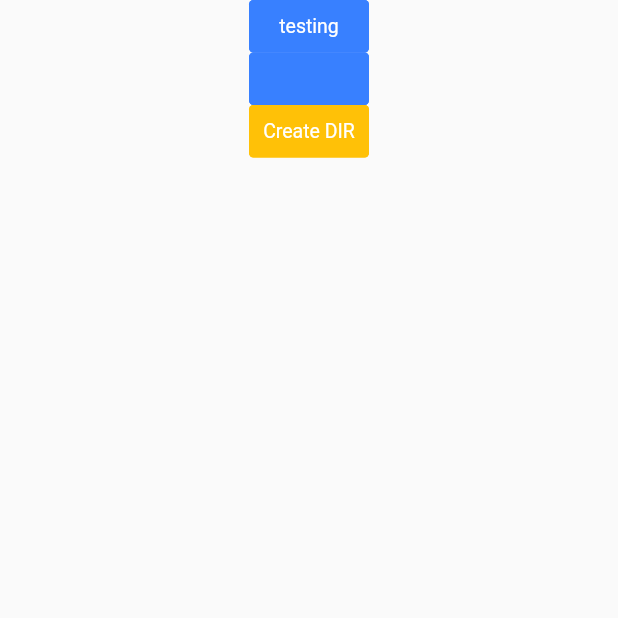
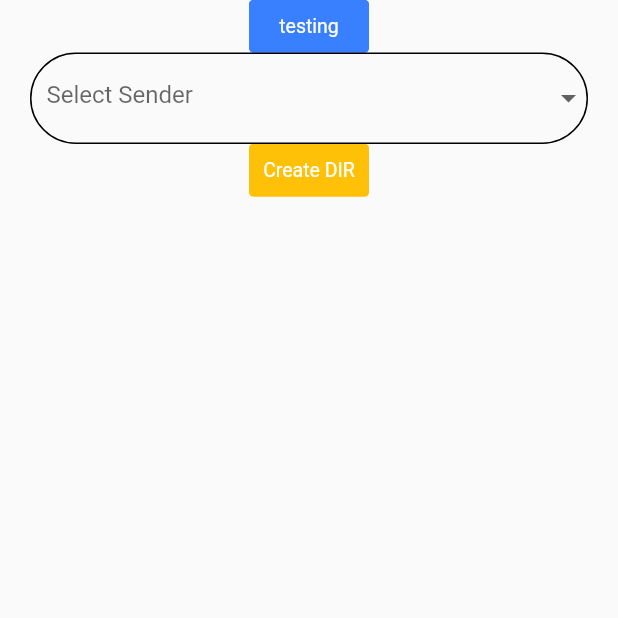
Before and after one commit to VaibhavPachpute21/Study-Buddy, a Flutter app: the YTVideoPage screen opened directly, after a tap on "testing", on a phone screen of 412 x 824 dp, the top half of it. Run offline on Flutter 3.47's test engine with Material 2 defaults, Android fonts, the phone set to English and light mode, and no system bars; drawn by our look-alikes of getwidget; our stand-ins replace dio, permission_handler; missing offline and left inert: syncfusion_flutter_pdfviewer; network calls fail.

```diff
--- /dev/null
+++ b/lib/APIs/Api.dart
@@ -0,0 +1,13 @@
+import 'package:http/http.dart' as http;
+import 'dart:convert' as convert;
+
+class StudyBuddyApis {
+  static const server = "https://studybuddy-2acc8-default-rtdb.firebaseio.com/";
+
+  getAllData(dept, year,sem) async {
+    var response = await http.get(Uri.parse(server + "$dept" + ".json"));
+    var jsonResponse = convert.jsonDecode(response.body);
+    print(jsonResponse["$year"]);
+    return jsonResponse["$year"]["$sem"];
+  }
+}
--- a/lib/AppTheme.dart
+++ b/lib/AppTheme.dart
@@ -1,4 +1,3 @@
-import 'package:flutter/cupertino.dart';
 import 'package:flutter/material.dart';
 
 class AppTheme {
--- a/lib/Screens/PDFViewer.dart
+++ b/lib/Screens/Home/PDFViewer.dart
@@ -25,7 +25,6 @@ class _PDFViewerPage extends State<PDFViewerPage> {
       body: SfPdfViewer.network(
 
         "https://raw.githubusercontent.com/VaibhavPachpute21/PDFs/main/Bhagwad%20Geeta%20In%20Marathi_pdfa.pdf",
-//'https://cdn.syncfusion.com/content/PDFViewer/flutter-succinctly.pdf',
         key: _pdfViewerKey,
       ),
     );
--- a/lib/Screens/Home/YTVideoPage.dart
+++ b/lib/Screens/YTVideoPage.dart
@@ -6,7 +6,9 @@ import 'package:getwidget/getwidget.dart';
 import 'package:path_provider/path_provider.dart';
 import 'package:permission_handler/permission_handler.dart';
 import 'package:http/http.dart' as http;
-import 'package:study_buddy/Screens/pdfView2.dart';
+import 'package:study_buddy/APIs/Api.dart';
+import 'package:study_buddy/AppTheme.dart';
+
 
 class YTVideoPage extends StatefulWidget {
   const YTVideoPage({Key? key}) : super(key: key);
@@ -16,11 +18,13 @@ class YTVideoPage extends StatefulWidget {
 }
 
 class _YTVideoPageState extends State<YTVideoPage> {
-  String u = 'https://www.kindacode.com/wp-content/uploads/2021/07/test.pdf';
+  //String u = 'https://drive.google.com/file/d/1m5L5oHvyqCjGPnvBqILbokzSNrxetvKy/view?usp=sharing';
+  String u ="https://drive.google.com/uc?id=1m5L5oHvyqCjGPnvBqILbokzSNrxetvKy&export=download";
   final Dio dio = Dio();
   bool loading = false;
   double progress = 0;
   late File pdfFile;
+  List<String> _sender = ['Sending To Myself', 'Sending to Family', 'Other'];
 
   @override
   Widget build(BuildContext context) {
@@ -36,15 +40,46 @@ class _YTVideoPageState extends State<YTVideoPage> {
               children: [
                 Center(
                   child: GFButton(
-                    onPressed: () {
-                      testing();
+                    onPressed: () async {
+                    var res = await StudyBuddyApis().getAllData("COMPUTER","Second Year","Fourth Semister");
+
+                      print(res.length );
+
+
                     },
                     text: "testing",
                   ),
                 ),
-                GFButton(onPressed: (){
-                  Navigator.push(context, MaterialPageRoute(builder: (context)=>PDFViewerPage2(pfile:pdfFile)));
-                }),
+
+               Container(
+                 margin: EdgeInsets.only(left: 20,right: 20),
+                 decoration: BoxDecoration(
+                   border: Border.all(),
+                   borderRadius: BorderRadius.circular(50)
+                 ),
+                 child: DropdownButtonFormField<String>(
+                       decoration: InputDecoration(
+                        border: InputBorder.none,
+                         contentPadding: EdgeInsets.fromLTRB(10, 15, 10, 20)
+
+                        ),
+                      hint: Text('Select Sender', ),
+                      isExpanded: true,
+                      items: _sender.map((String value) {
+                        return DropdownMenuItem<String>(
+
+                          value: value,
+                          child: new Text(
+
+                            value,
+
+                          ),
+                        );
+                      }).toList(),
+                      onChanged: (val) {print(val);},
+                    ),
+               ),
+
                 GFButton(
                   color: Colors.amber,
                   text: "Create DIR",
@@ -57,35 +92,38 @@ class _YTVideoPageState extends State<YTVideoPage> {
     );
   }
 
-  testing() async {
-    final response = await http.get(Uri.parse(u));
-    final bytes = response.bodyBytes;
-    var dir = await getExternalStorageDirectory();
-    List paths = dir!.path.split("/");
-    print(paths);
-    print(dir);
-    String newPath = "";
-    for (int x = 1; x < paths.length; x++) {
-      String folder = paths[x];
-      if (folder != "Android") {
-        newPath += "/" + folder;
-      } else {
-        break;
-      }
-    }
-    newPath = newPath + "/StudyBuddy";
-    dir = Directory(newPath);
-    print(dir);
-    final filename = u.substring(u.lastIndexOf("/") + 1);
-    File file = File(dir.path + "/$filename");
-    print(file.path);
-    await file.writeAsBytes(bytes, flush: true);
 
-  setState(() {
-    pdfFile=file;
-  });
 
-  }
+
+  // testing() async {
+  //   final response = await http.get(Uri.parse(u));
+  //   final bytes = response.bodyBytes;
+  //   var dir = await getExternalStorageDirectory();
+  //   List paths = dir!.path.split("/");
+  //   print(paths);
+  //   print(dir);
+  //   String newPath = "";
+  //   for (int x = 1; x < paths.length; x++) {
+  //     String folder = paths[x];
+  //     if (folder != "Android") {
+  //       newPath += "/" + folder;
+  //     } else {
+  //       break;
+  //     }
+  //   }
+  //   newPath = newPath + "/StudyBuddy";
+  //   dir = Directory(newPath);
+  //   print(dir);
+  //   final filename = u.substring(u.lastIndexOf("/") + 1);
+  //   File file = File(dir.path + "/$filename");
+  //   print(file.path);
+  //   await file.writeAsBytes(bytes, flush: true);
+
+  // setState(() {
+  //   pdfFile=file;
+  // });
+
+  // }
 
   Future<bool> saveVideo(String url, String fileName) async {
     Directory directory;
@@ -116,8 +154,8 @@ class _YTVideoPageState extends State<YTVideoPage> {
           return false;
         }
       }
-      final filename = url.substring(url.lastIndexOf("/") + 1);
-      File saveFile = File(directory.path + "/$filename");
+      //final filename = url.substring(url.lastIndexOf("/") + 1);
+      File saveFile = File(directory.path + "/${DateTime.now()}.pdf");
       print(saveFile.path);
       if (!await directory.exists()) {
         await directory.create(recursive: true);
--- a/pubspec.yaml
+++ b/pubspec.yaml
@@ -41,6 +41,7 @@ dependencies:
   syncfusion_flutter_pdfviewer: ^19.4.52-beta
   advance_pdf_viewer: ^2.0.1
   http: ^0.13.4
+  url_launcher: ^6.0.20
   webview_flutter: ^3.0.1
 
 
```
Also changed, not shown: lib/LandingPage.dart (+4 -33 lines), lib/Screens/Home/HomePage.dart (+4 -3 lines), lib/Screens/Home/SelectSemPage.dart (added, +22 -0 lines), lib/Screens/Home/StudyMaterialPage.dart (renamed from lib/Screens/StudyMaterialPage.dart, +14 -4 lines), lib/Screens/Home/SubjectListPage.dart (renamed from lib/Screens/SubjectListPage.dart, +34 -1 lines), lib/Screens/WebViewScreen.dart (deleted, +0 -49 lines), lib/Screens/pdfView2.dart (deleted, +0 -127 lines), lib/Screens/ToDoListPage.dart (renamed from lib/Screens/Home/ToDoListPage.dart), pubspec.lock.
